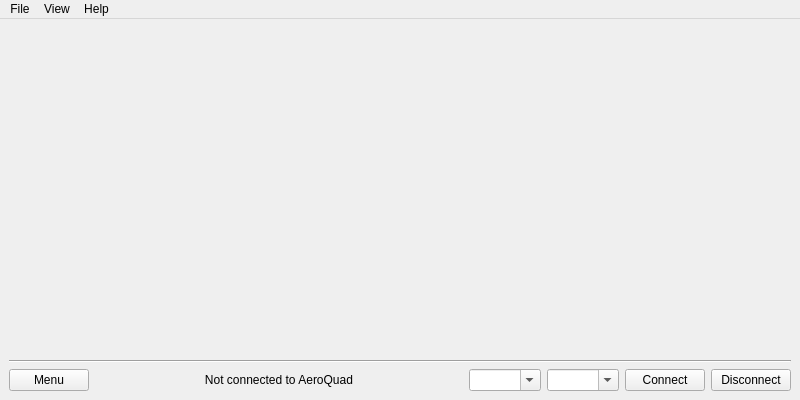
Before: the Qt Designer form ui/MainWindow.ui in AeroQuad/AeroQuadConfiguratorPyQt, drawn with Qt 5.
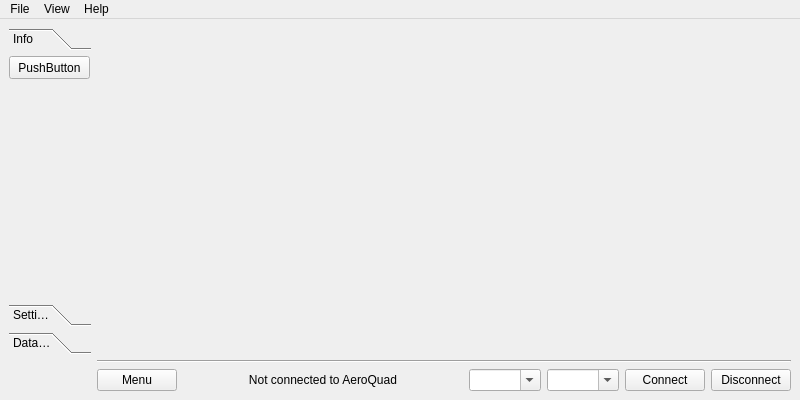
After: the same form once the commit is applied. Icons and pictures are not drawn.

Patch:
```diff
--- a/ui/MainWindow.ui
+++ b/ui/MainWindow.ui
@@ -19,7 +19,7 @@
   </property>
   <widget class="QWidget" name="centralwidget">
    <layout class="QGridLayout" name="gridLayout">
-    <item row="2" column="0">
+    <item row="2" column="1">
      <layout class="QHBoxLayout" name="horizontalLayout">
       <item>
        <widget class="QPushButton" name="buttonMenu">
@@ -112,16 +112,67 @@
       </item>
      </layout>
     </item>
-    <item row="0" column="0">
+    <item row="0" column="1">
      <widget class="QStackedWidget" name="subPanel"/>
     </item>
-    <item row="1" column="0">
+    <item row="1" column="1">
      <widget class="Line" name="line">
       <property name="orientation">
        <enum>Qt::Horizontal</enum>
       </property>
      </widget>
     </item>
+    <item row="0" column="0">
+     <widget class="QToolBox" name="SideMenu">
+      <property name="currentIndex">
+       <number>0</number>
+      </property>
+      <widget class="QWidget" name="SideMenuPage1" native="true">
+       <attribute name="icon">
+        <iconset>
+         <normaloff>../resources/info.png</normaloff>../resources/info.png</iconset>
+       </attribute>
+       <attribute name="label">
+        <string>Info</string>
+       </attribute>
+       <widget class="QPushButton" name="pushButton">
+        <property name="geometry">
+         <rect>
+          <x>0</x>
+          <y>0</y>
+          <width>81</width>
+          <height>23</height>
+         </rect>
+        </property>
+        <property name="text">
+         <string>PushButton</string>
+        </property>
+        <property name="icon">
+         <iconset>
+          <normaloff>../resources/info.png</normaloff>../resources/info.png</iconset>
+        </property>
+       </widget>
+      </widget>
+      <widget class="QWidget" name="SideMenuPage2">
+       <attribute name="icon">
+        <iconset>
+         <normaloff>../resources/settings.png</normaloff>../resources/settings.png</iconset>
+       </attribute>
+       <attribute name="label">
+        <string>Settings</string>
+       </attribute>
+      </widget>
+      <widget class="QWidget" name="SideMenuPage3">
+       <attribute name="icon">
+        <iconset>
+         <normaloff>../resources/graphic.png</normaloff>../resources/graphic.png</iconset>
+       </attribute>
+       <attribute name="label">
+        <string>Data plot</string>
+       </attribute>
+      </widget>
+     </widget>
+    </item>
    </layout>
   </widget>
   <widget class="QMenuBar" name="menubar">
```
Left out of the diff: 3 changed lines with no effect on the pictures.
